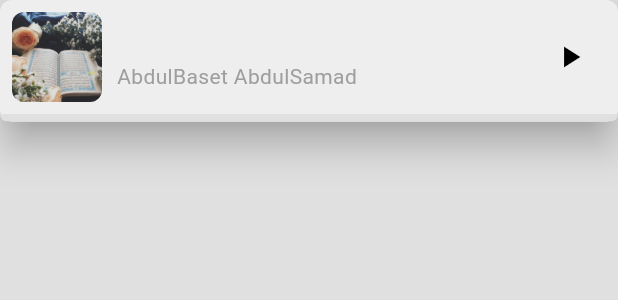
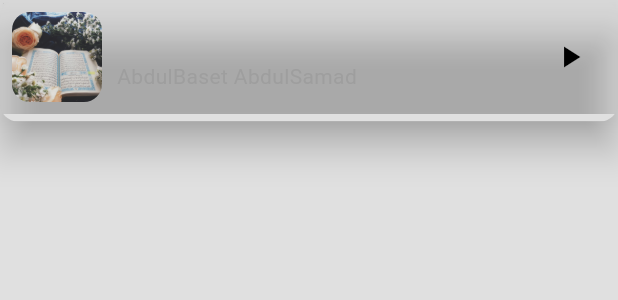
Before and after one commit to aksoyalpi/Quranify-App, a Flutter app: the LittleAudioPlayer widget shown alone on an empty page, opened directly, on a phone screen of 412 x 824 dp. Shown: the top 300 px of the screen. Run offline on Flutter 3.47's test engine with Material 3 defaults, Android fonts, the phone set to English and light mode, and no system bars; our stand-ins replace audio_service, audio_video_progress_bar, flutter_slidable, get_it, google_fonts, just_audio and 1 more; missing offline and left inert: flutter_launcher_icons; accounts and stored records are empty.

Commit message:
added glas effect to the little audioplayer

```diff
--- a/lib/components/modal_sheet_player.dart
+++ b/lib/components/modal_sheet_player.dart
@@ -1,4 +1,7 @@
+import 'dart:ui';
+
 import 'package:flutter/material.dart';
+import 'package:quran_fi/components/neu_box.dart';
 import 'package:quran_fi/notifiers/play_button_notifier.dart';
 import 'package:quran_fi/page_manager.dart';
 import 'package:quran_fi/pages/surah_page.dart';
@@ -40,13 +43,12 @@ class _MyWidgetState extends State<LittleAudioPlayer> {
       child: Hero(
         tag: "audioplayer",
         child: Material(
+          color: Colors.transparent,
           elevation: 10,
-          borderRadius: BorderRadius.circular(8),
-          child: Container(
-            width: double.infinity,
-            decoration: BoxDecoration(
-                borderRadius: BorderRadius.circular(8),
-                color: Theme.of(context).colorScheme.secondary),
+          child: NeuBox(
+            sigmaX: 3,
+            sigmaY: 3,
+            border: false,
             child: Column(
               mainAxisSize: MainAxisSize.min,
               children: [
@@ -63,7 +65,7 @@ class _MyWidgetState extends State<LittleAudioPlayer> {
                             width: 60,
                             height: 60,
                             child: ClipRRect(
-                                borderRadius: BorderRadius.circular(8),
+                                borderRadius: BorderRadius.circular(12),
                                 child: Image.asset(
                                   "assets/images/quran.jpg",
                                   fit: BoxFit.cover,
--- a/lib/components/neu_box.dart
+++ b/lib/components/neu_box.dart
@@ -5,38 +5,27 @@ import 'package:provider/provider.dart';
 import 'package:quran_fi/themes/theme_provider.dart';
 
 class NeuBox extends StatelessWidget {
-  const NeuBox({super.key, required this.child});
+  const NeuBox(
+      {super.key, required this.child, this.sigmaX, this.sigmaY, this.border});
 
   final Widget? child;
+  final double? sigmaX, sigmaY;
+  final bool? border;
 
   @override
   Widget build(BuildContext context) {
-    // is dark mode
-    bool isDarkMode = Provider.of<ThemeProvider>(context).isDarkMode;
-
     return ClipRRect(
       borderRadius: BorderRadius.circular(12),
       child: BackdropFilter(
-        filter: ImageFilter.blur(sigmaX: 30, sigmaY: 30),
+        filter: ImageFilter.blur(sigmaX: sigmaX ?? 30, sigmaY: sigmaY ?? 30),
         child: Container(
           decoration: BoxDecoration(
-              color: Theme.of(context).colorScheme.surface.withOpacity(0.1),
-              border:
-                  Border.all(color: Colors.white.withOpacity(0.2), width: 2.5),
-              borderRadius: BorderRadius.circular(12),
-              boxShadow: [
-                // darker shadow on bottom right
-                /*BoxShadow(
-                    color: isDarkMode ? Colors.black : Colors.grey.shade500,
-                    blurRadius: 14,
-                    offset: const Offset(4, 4)),
-
-                // lighter shadow on top left
-                BoxShadow(
-                    color: isDarkMode ? Colors.grey.shade800 : Colors.white,
-                    blurRadius: 15,
-                    offset: const Offset(-4, -4)),*/
-              ]),
+            color: Theme.of(context).colorScheme.surface.withOpacity(0.1),
+            border: (border ?? true)
+                ? Border.all(color: Colors.white.withOpacity(0.2), width: 2)
+                : null,
+            borderRadius: BorderRadius.circular(12),
+          ),
           child: child,
         ),
       ),
```
